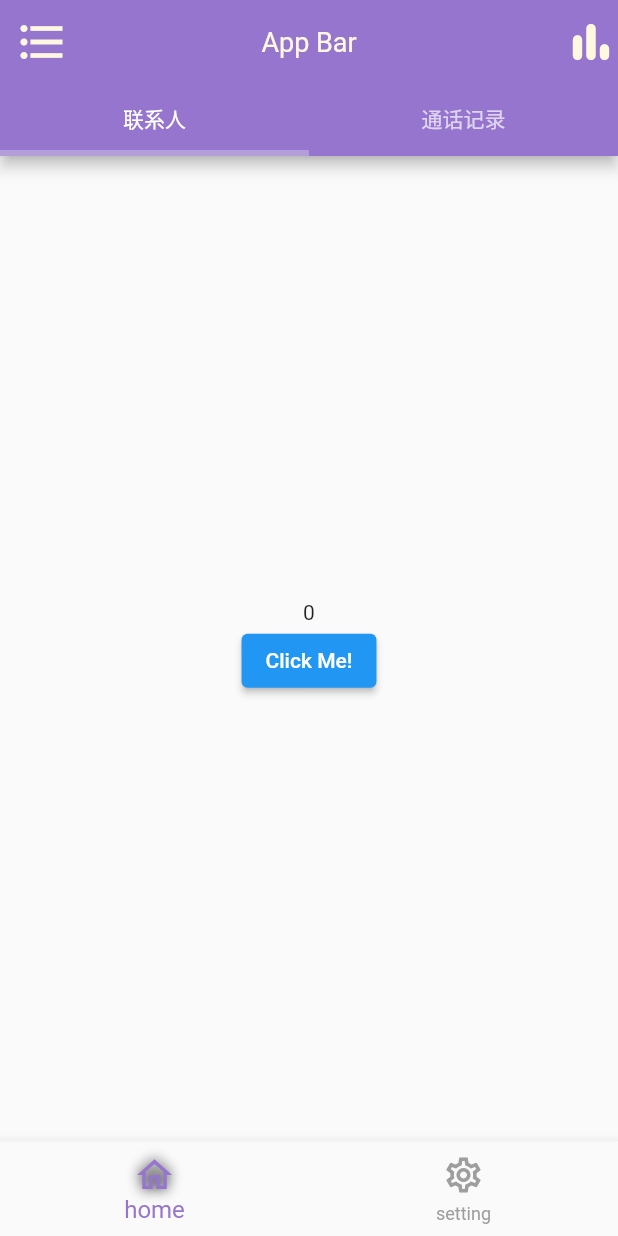
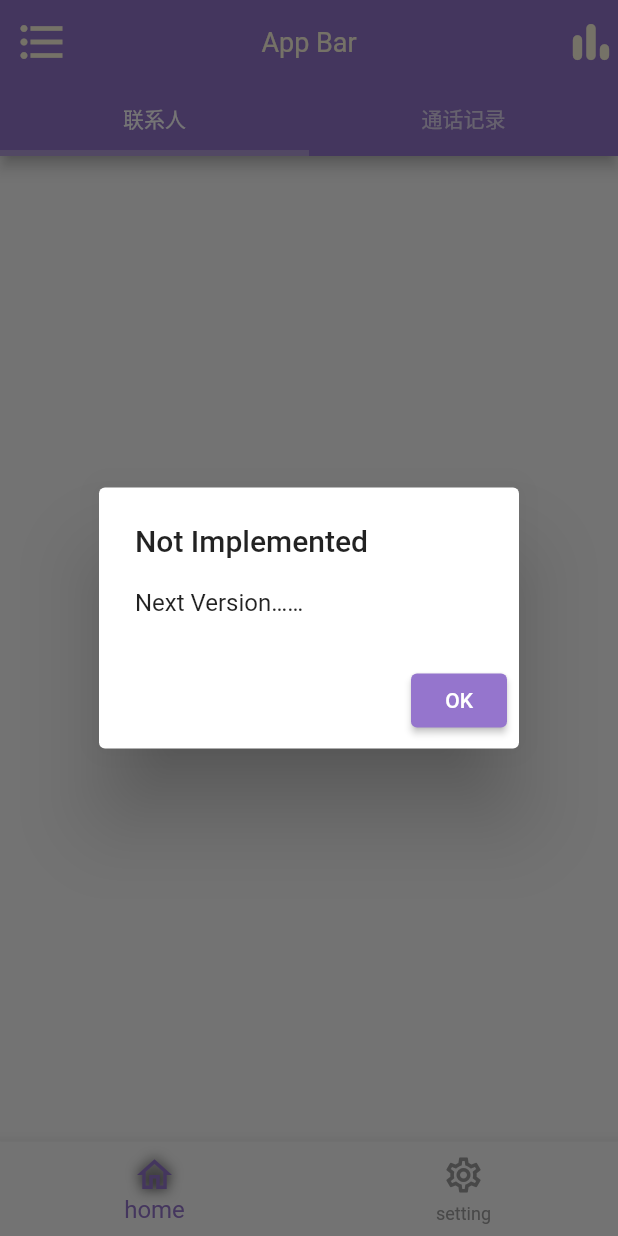
Before and after one commit to BaiYiZI/contact_book, a Flutter app: the screen it shows after launch, after a tap on the "bar chart" icon, on a phone screen of 412 x 824 dp. Run offline on Flutter 3.47's test engine with Material 2 defaults, Android fonts, the phone set to English and light mode, and no system bars.

Commit message:
feat: Add popup prompt in home page

```diff
--- a/lib/pages/home/get_app_bar.dart
+++ b/lib/pages/home/get_app_bar.dart
@@ -1,6 +1,31 @@
 import "package:flutter/material.dart";
 
-getAppBar(tabController, tabs) {
+_showDialog(BuildContext context) {
+  showDialog(
+    context: context,
+    barrierDismissible: false,
+    builder: (context) {
+      return AlertDialog(
+        title: Text("Not Implemented"),
+        content: Text("Next Version……"),
+        actions: <Widget>[
+          ElevatedButton(
+            child: Text("OK"),
+            onPressed: () {
+              Navigator.of(context).pop();
+            },
+            style: ButtonStyle(
+              backgroundColor:
+                  MaterialStateProperty.all(Colors.deepPurple[300]), //背景颜色
+            ),
+          ),
+        ],
+      );
+    },
+  );
+}
+
+getAppBar(tabController, tabs, context) {
   return AppBar(
     leading: Builder(
       builder: (context) {
@@ -17,7 +42,7 @@ getAppBar(tabController, tabs) {
       GestureDetector(
         child: const Icon(Icons.bar_chart_rounded),
         onTap: (() {
-          print("Sorry, first version without echart.");
+          _showDialog(context);
         }),
       )
     ],
--- a/lib/pages/home/index.dart
+++ b/lib/pages/home/index.dart
@@ -56,6 +56,7 @@ class _HomePageState extends State<HomePage>
       appBar: getAppBar(
         _tabController,
         _tabs.map((e) => Tab(text: e)).toList(),
+        context,
       ),
       drawer: getDrawer(),
     );
```
